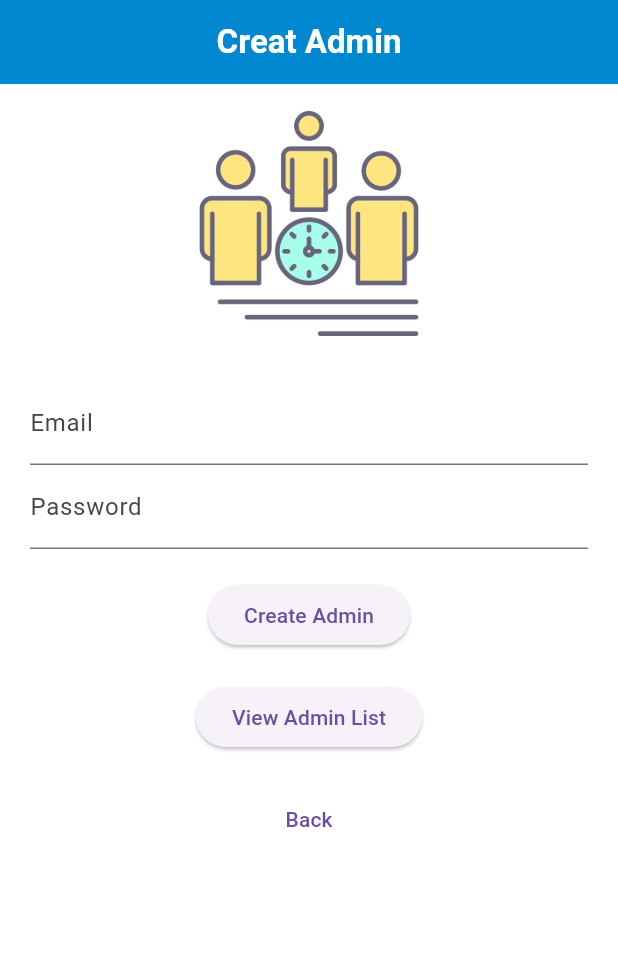
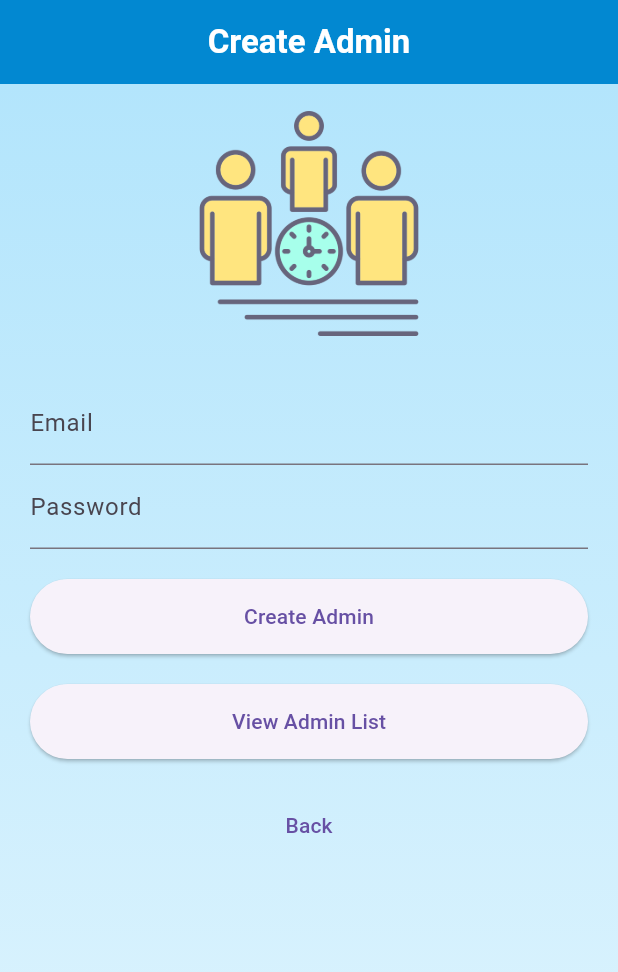
Before and after one commit to fatoom9/queue_management_system, a Flutter app: the AdminSetupScreen screen opened by its route, on a phone screen of 412 x 824 dp. Shown: the top 972 px of the screen. Run offline on Flutter 3.47's test engine with Material 3 defaults, Android fonts, the phone set to English and light mode, and no system bars; our stand-ins replace flutter_hooks, go_router, hooks_riverpod, sqflite; accounts and stored records are empty.

Commit message:
Refactor authentication flow and state management
- Introduced AuthController and AuthState for centralized authentication management
- Updated router to use new authentication state for navigation
- Implemented more robust sign-in, sign-out, and auth status checking
- Restructured auth-related services and repositories
- Added new auth state model to track authentication status and admin email

```diff
--- a/lib/src/features/auth/data/auth_repository.dart
+++ b/lib/src/features/auth/data/auth_repository.dart
@@ -47,8 +47,7 @@ class AuthRepository {
 
   Future<bool> validateCredentials(String email, String password) async {
     final admins = await getAdmins();
-    final isValid = admins
-        .any((admin) => admin.email == email && admin.password == password);
+    final isValid = admins.any((admin) => admin.email == email && admin.password == password);
     return isValid;
   }
 
@@ -69,8 +68,7 @@ class AuthRepository {
 
     // If the admin exists, check if the is_logged_in column is 1 (true)
     if (maps.isNotEmpty) {
-      final admin = Admin.fromMap(
-          maps.first); // Get the first match (should be unique by id)
+      final admin = Admin.fromMap(maps.first); // Get the first match (should be unique by id)
       return admin.isLoggedIn ? 1 : 0; // Return 1 if logged in, otherwise 0
     } else {
       return 0; // Return 0 if the admin with the given id is not found
--- a/lib/src/features/auth/presentation/admin_setup_screen.dart.dart
+++ b/lib/src/features/auth/presentation/admin_setup_screen.dart.dart
@@ -2,27 +2,19 @@ import 'package:flutter/material.dart';
 import 'package:flutter_hooks/flutter_hooks.dart';
 import 'package:go_router/go_router.dart';
 import 'package:hooks_riverpod/hooks_riverpod.dart';
-import 'package:queue_management_system/src/features/auth/data/auth_repository.dart';
-import 'package:queue_management_system/src/features/auth/domain/models/admin.dart';
+import 'package:queue_management_system/src/features/auth/presentation/controllers/auth_controller.dart';
 
 class AdminSetupScreen extends HookConsumerWidget {
-  const AdminSetupScreen({super.key, required Null Function() onSetupComplete});
+  const AdminSetupScreen({super.key});
 
   @override
   Widget build(BuildContext context, WidgetRef ref) {
-    final authRepo = ref.watch(authRepositoryProvider);
     final emailController = useTextEditingController();
     final passwordController = useTextEditingController();
-    final admins = useState<List<Admin>>([]);
+    final isLoading = useState(false);
 
-    useEffect(() {
-      Future<void> loadAdmins() async {
-        admins.value = await authRepo.getAdmins();
-      }
-
-      loadAdmins();
-      return null;
-    }, []);
+    // Get auth controller
+    final auth = ref.read(authControllerProvider.notifier);
 
     void createAdmin() async {
       if (emailController.text.isEmpty || passwordController.text.isEmpty) {
@@ -32,31 +24,42 @@ class AdminSetupScreen extends HookConsumerWidget {
         return;
       }
 
-      final admin = Admin(
-        id: DateTime.now().toString(),
-        email: emailController.text,
-        password: passwordController.text,
-      );
+      isLoading.value = true;
+      await auth.createAdmin(emailController.text, passwordController.text);
+      isLoading.value = false;
 
-      await authRepo.insertAdmin(admin);
+      // Clear the form
+      emailController.clear();
+      passwordController.clear();
 
-      admins.value = await authRepo.getAdmins(); // update the list of admins
+      if (context.mounted) {
         ScaffoldMessenger.of(context).showSnackBar(
           const SnackBar(content: Text('Admin created successfully!')),
         );
+        context.go('/welcome');
+      }
     }
 
     return Scaffold(
       backgroundColor: Colors.white,
       appBar: AppBar(
         title: const Text(
-          'Creat Admin',
+          'Create Admin',
           style: TextStyle(fontSize: 22, fontWeight: FontWeight.bold, color: Colors.white),
         ),
         centerTitle: true,
         backgroundColor: const Color(0xFF0288D1),
       ),
-      body: SingleChildScrollView(
+      body: Stack(
+        children: [
+          Container(
+            decoration: const BoxDecoration(
+              gradient: LinearGradient(
+                colors: [Color(0xFFB3E5FC), Color(0xFFE1F5FE)],
+                begin: Alignment.topCenter,
+                end: Alignment.bottomCenter,
+              ),
+            ),
             child: Column(
               children: [
                 const SizedBox(height: 18),
@@ -82,44 +85,53 @@ class AdminSetupScreen extends HookConsumerWidget {
                       ),
                       const SizedBox(height: 20),
                       ElevatedButton(
-                    onPressed: createAdmin,
-                    child: const Text('Create Admin'),
+                        onPressed: isLoading.value ? null : createAdmin,
+                        style: ElevatedButton.styleFrom(
+                          minimumSize: const Size(double.infinity, 50),
+                        ),
+                        child: isLoading.value
+                            ? const SizedBox(
+                                width: 24,
+                                height: 24,
+                                child: CircularProgressIndicator(
+                                  color: Colors.white,
+                                  strokeWidth: 2.5,
+                                ),
+                              )
+                            : const Text('Create Admin'),
                       ),
                       const SizedBox(height: 20),
                       ElevatedButton(
                         onPressed: () {
-                      context.go('/admin-list'); // Navigate to admin list
+                          context.go('/admin-list');
                         },
+                        style: ElevatedButton.styleFrom(
+                          minimumSize: const Size(double.infinity, 50),
+                        ),
                         child: const Text('View Admin List'),
                       ),
                       const SizedBox(height: 20),
                       TextButton(
                         onPressed: () {
-                      context.go('/welcome'); // Navigate back to welcome screen
+                          context.go('/welcome');
                         },
                         child: const Text('Back'),
                       ),
-                  const SizedBox(height: 10),
-                  /* const Text('Existing Admins:'),
-                  Expanded(
-                    child: ListView.builder(
-                      itemCount: admins.value.length,
-                      itemBuilder: (context, index) {
-                        final admin = admins.value[index];
-                        return ListTile(
-                          title: Text(admin.email),
-                          subtitle: Text(admin.id),
-                        );
-                      },
-                    ),
-                  ),
-                  */
                     ],
                   ),
                 ),
               ],
             ),
           ),
+          if (isLoading.value)
+            Container(
+              color: Colors.black45,
+              child: const Center(
+                child: CircularProgressIndicator(),
+              ),
+            ),
+        ],
+      ),
     );
   }
 }
--- a/lib/src/features/queue/data/repositories/queue_repository.dart
+++ b/lib/src/features/queue/data/repositories/queue_repository.dart
@@ -1,8 +1,8 @@
+import 'package:sqflite/sqflite.dart';
 import 'package:hooks_riverpod/hooks_riverpod.dart';
+
 import 'package:queue_management_system/src/core/database/database_helper.dart';
-import 'package:queue_management_system/src/features/queue/application/queue_services';
 import 'package:queue_management_system/src/features/queue/domain/models/person_details.dart';
-import 'package:sqflite/sqflite.dart';
 
 class QueueRepository {
   final DatabaseHelper _dbHelper;
```
Also changed, not shown: lib/main.dart (+15 -8 lines), lib/src/features/auth/application/auth_service.dart (+31 -13 lines), lib/src/features/auth/domain/models/auth_state.dart (added, +30 -0 lines), lib/src/features/auth/presentation/controllers/auth_controller.dart (added, +76 -0 lines), lib/src/features/auth/presentation/login_screen.dart (+6 -23 lines), lib/src/features/auth/presentation/widget/admin_list.dart (+33 -26 lines), lib/src/features/queue/application/queue_service.dart (added, +47 -0 lines), lib/src/features/queue/domain/models/person_details.dart (+50 -4 lines), lib/src/features/queue/presentation/add_person_screen.dart (+6 -12 lines), lib/src/features/queue/presentation/home_screen.dart (+6 -10 lines), lib/src/features/queue/presentation/person_details_screen.dart (+4 -11 lines), lib/src/router/router.dart (+32 -17 lines), 1 other file. Lines whose indentation alone changed are shown as unchanged.
